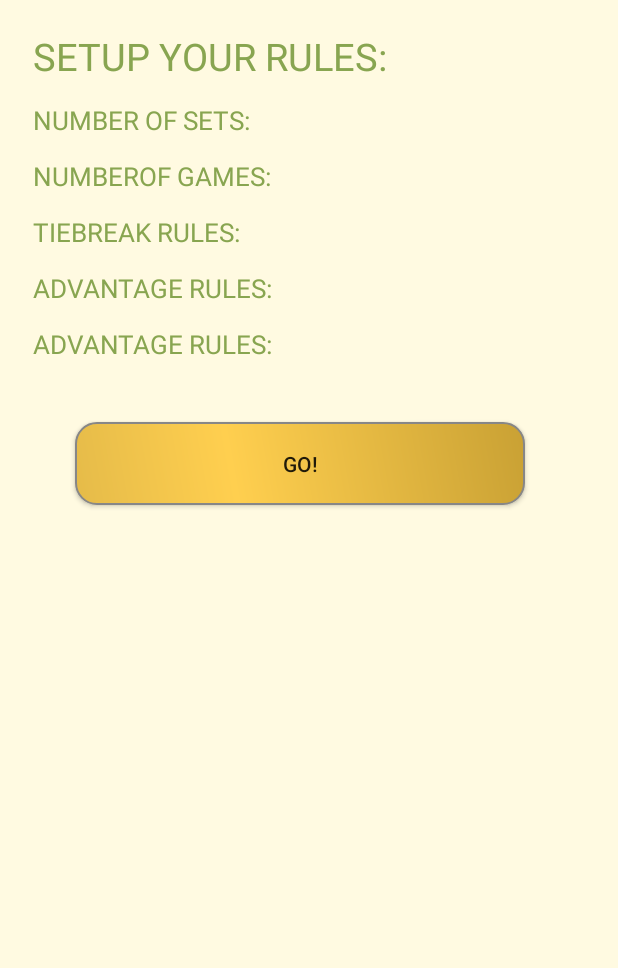
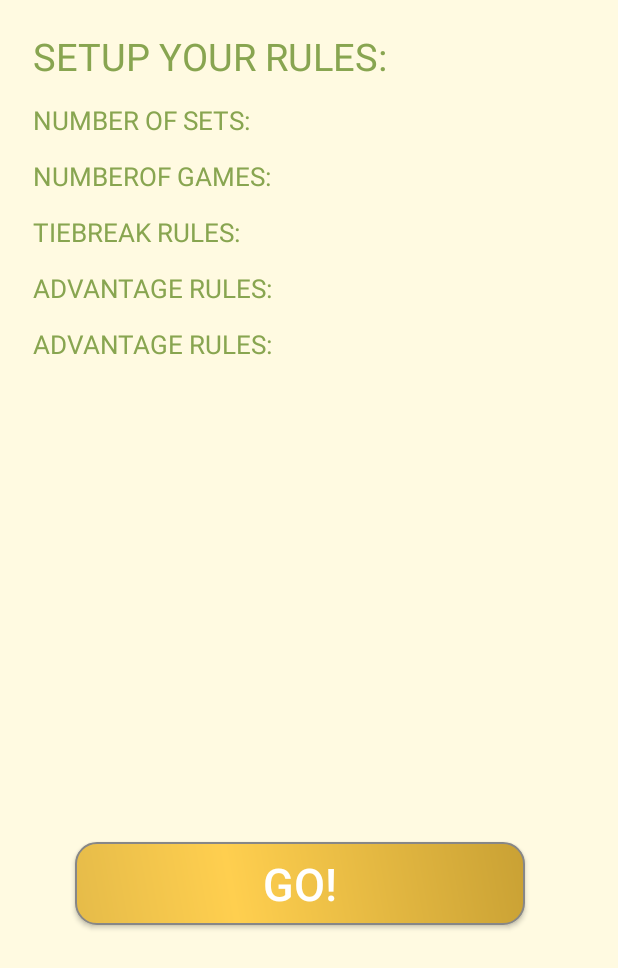
Before and after one commit to orsho/StatsMe1, an Android app: the StartGameRules screen opened directly, with no data from a screen before it, on a phone screen of 412 x 824 dp. Shown: the top 968 px of the screen. Run offline under Robolectric (Android 15) with nearby library versions, the phone set to English and light mode, and no system bars.

Commit message:
buttons change (game rules)

```diff
--- a/app/src/main/res/layout/start_game_rules.xml
+++ b/app/src/main/res/layout/start_game_rules.xml
@@ -107,11 +107,13 @@
             android:id="@+id/startButtonId"
             android:layout_width="300dp"
             android:layout_height="55dp"
-            android:layout_marginTop="40dp"
             android:layout_marginLeft="50dp"
+            android:layout_marginTop="320dp"
+            android:background="@drawable/buttonshapestartgame"
             android:onClick="startGameLive"
-            android:background="@drawable/buttonshapestartgame"
-            android:text="GO!" />
+            android:text="GO!"
+            android:textColor="#FFFFFF"
+            android:textSize="30sp" />
     </LinearLayout>
 
 </RelativeLayout>
```
